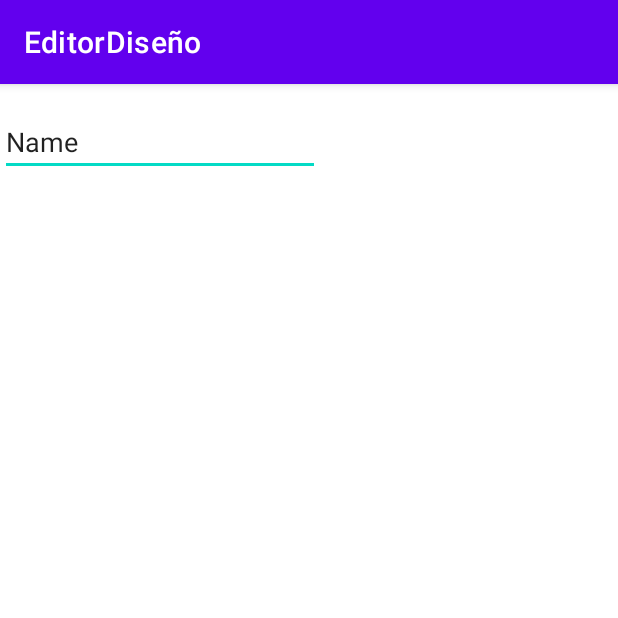
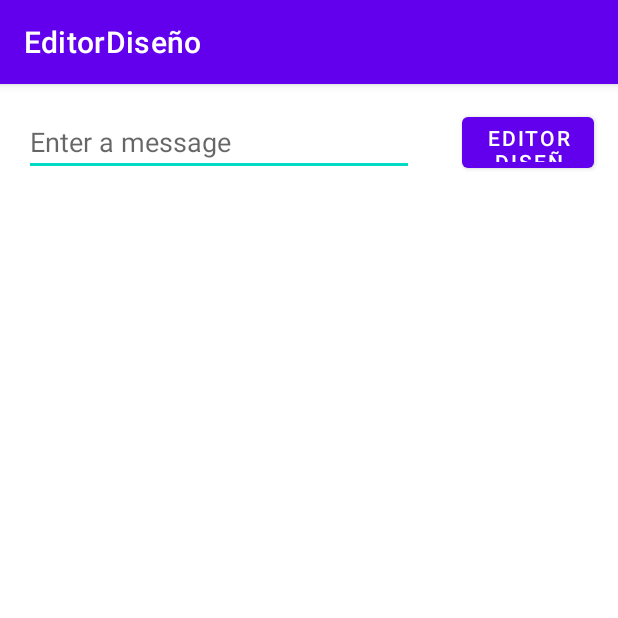
Before and after one commit to javiersanchzgil/EditorDisen, an Android app: the screen it shows after launch (MainActivity), on a phone screen of 412 x 824 dp, the top half of it. Run offline under Robolectric (Android 15) with nearby library versions, the phone set to English and light mode, and no system bars.

Commit message:
segundo commit

```diff
--- a/app/src/main/res/layout/activity_main.xml
+++ b/app/src/main/res/layout/activity_main.xml
@@ -8,12 +8,29 @@
 
     <EditText
         android:id="@+id/editTextTextPersonName2"
-        android:layout_width="wrap_content"
+        android:layout_width="0dp"
         android:layout_height="wrap_content"
+        android:layout_marginStart="16dp"
         android:layout_marginTop="16dp"
+        android:layout_marginEnd="16dp"
         android:ems="10"
+        android:hint="@string/edit_message"
         android:inputType="textPersonName"
-        android:text="Name"
-        app:layout_constraintTop_toTopOf="parent"
-        tools:layout_editor_absoluteX="8dp" />
+        app:layout_constraintEnd_toStartOf="@+id/button"
+        app:layout_constraintHorizontal_chainStyle="spread"
+        app:layout_constraintStart_toStartOf="parent"
+        app:layout_constraintTop_toTopOf="parent" />
+
+    <Button
+        android:id="@+id/button"
+        android:layout_width="88dp"
+        android:layout_height="46dp"
+        android:layout_marginStart="16dp"
+        android:layout_marginTop="16dp"
+        android:layout_marginEnd="16dp"
+        android:text="@string/app_name"
+        app:layout_constraintEnd_toEndOf="parent"
+        app:layout_constraintHorizontal_bias="1.0"
+        app:layout_constraintStart_toEndOf="@+id/editTextTextPersonName2"
+        app:layout_constraintTop_toTopOf="parent" />
 </androidx.constraintlayout.widget.ConstraintLayout>
--- a/app/src/main/res/values/strings.xml
+++ b/app/src/main/res/values/strings.xml
@@ -1,3 +1,5 @@
 <resources>
     <string name="app_name">EditorDiseño</string>
+    <string name="edit_message">Enter a message</string>
+    <string name="button_send">Send</string>
 </resources>
```
